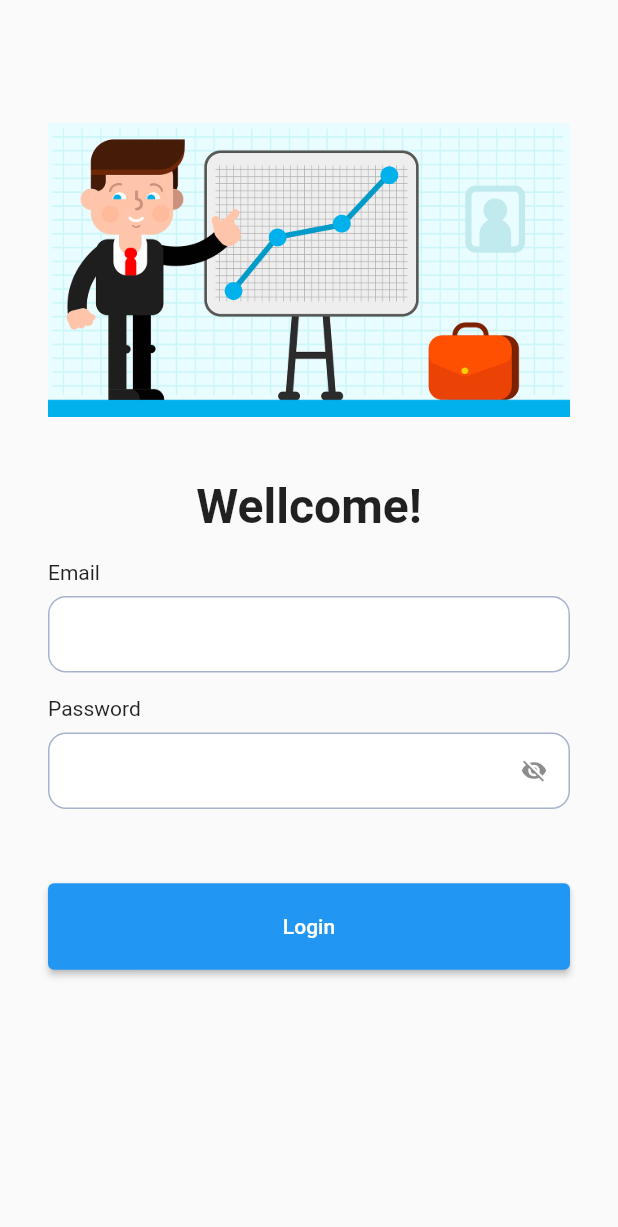
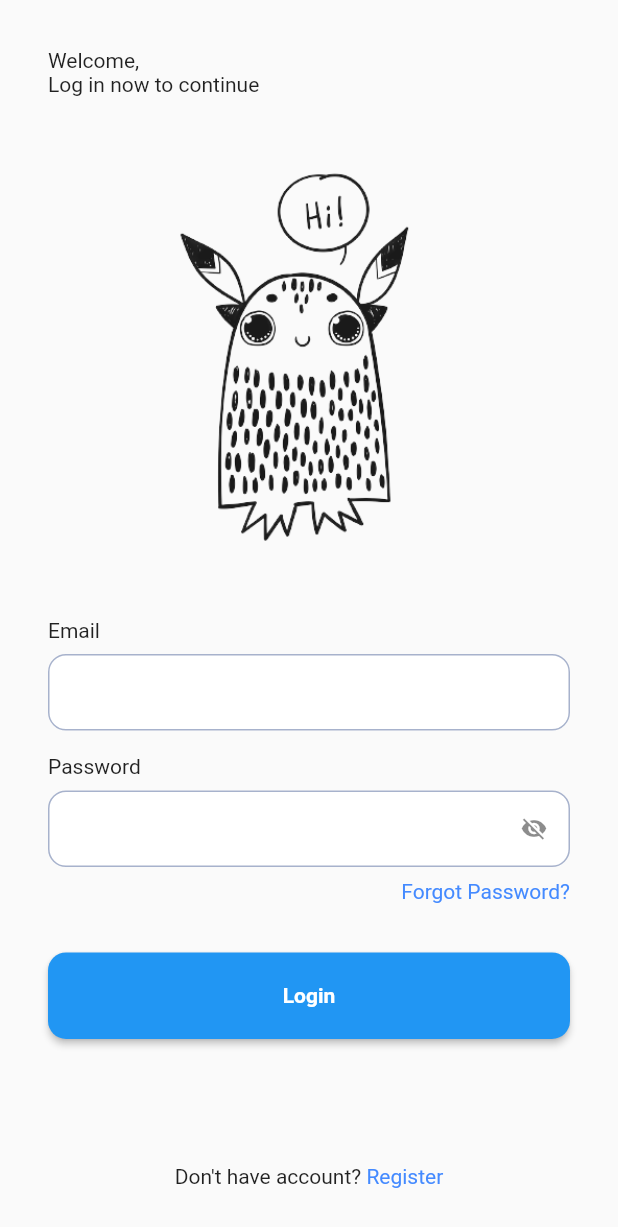
Before and after one commit to nugrohobayu/test_oct, a Flutter app: the screen it shows after launch, on a phone screen of 412 x 824 dp. Shown: the top 1227 px of the screen. Run offline on Flutter 3.47's test engine with Material 2 defaults, Android fonts, the light colour scheme and no system bars; missing offline and left inert: remove_emoji_input_formatter.

Commit message:
fix: login page

```diff
--- a/lib/login/login_view.dart
+++ b/lib/login/login_view.dart
@@ -15,35 +15,19 @@ class LoginView extends StatelessWidget {
         create: (context) => LoginViewModel(),
         builder: (context, child) {
           return Scaffold(
-            // appBar: AppBar(
-            //   title: const Text("Aplikasi October"),
-            //   centerTitle: true,
-            // ),
             body: Consumer<LoginViewModel>(builder: (context, provider, child) {
-              return SingleChildScrollView(
-                child: Padding(
+              return Padding(
                 padding: const EdgeInsets.symmetric(
-                      horizontal: 32.0, vertical: 16),
-                  child: Center(
+                  horizontal: 32,
+                  vertical: 32,
+                ),
                 child: Form(
                   key: provider.formKey,
                   child: Column(
+                    crossAxisAlignment: CrossAxisAlignment.start,
                     children: [
-                          SizedBox(
-                            height: queryData.size.height * 0.08,
-                          ),
-                          Image.asset("assets/images/dashboard-icon.png"),
-                          SizedBox(
-                            height: queryData.size.height * 0.05,
-                          ),
-                          const Text(
-                            "Wellcome!",
-                            style: TextStyle(
-                                fontSize: 32, fontWeight: FontWeight.w600),
-                          ),
-                          SizedBox(
-                            height: queryData.size.height * 0.02,
-                          ),
+                      const Text("Welcome,\nLog in now to continue"),
+                      Image.asset("assets/images/login-icon.png"),
                       TextFormComponent(
                         name: "Email",
                         keyboardType: TextInputType.emailAddress,
@@ -79,29 +63,66 @@ class LoginView extends StatelessWidget {
                           return null;
                         },
                       ),
+                      Row(
+                        mainAxisAlignment: MainAxisAlignment.end,
+                        children: [
+                          Padding(
+                            padding: const EdgeInsets.only(
+                              top: 8.0,
+                            ),
+                            child: GestureDetector(
+                              onTap: () {},
+                              child: const Text(
+                                "Forgot Password?",
+                                style: TextStyle(
+                                  color: Colors.blueAccent,
+                                ),
+                              ),
+                            ),
+                          ),
+                        ],
+                      ),
                       SizedBox(
-                            height: queryData.size.height * 0.06,
+                        height: queryData.size.height * 0.04,
                       ),
                       SizedBox(
                         width: queryData.size.width * 0.9,
                         height: queryData.size.height * 0.07,
                         child: ElevatedButton(
+                            style: ElevatedButton.styleFrom(
+                                shape: RoundedRectangleBorder(
+                              borderRadius: BorderRadius.circular(12),
+                            )),
                             onPressed: () {
-                                  if (provider.formKey.currentState!
-                                      .validate()) {
+                              if (provider.formKey.currentState!.validate()) {
                                 Navigator.push(
                                     context,
                                     MaterialPageRoute(
-                                          builder: (context) =>
-                                              const UserProfile(),
+                                      builder: (context) => const UserProfile(),
                                     ));
                               }
                             },
-                                child: const Text("Login")),
+                            child: const Text(
+                              "Login",
+                              style: TextStyle(
+                                fontWeight: FontWeight.w600,
+                                fontSize: 14,
+                              ),
+                            )),
+                      ),
+                      const Spacer(),
+                      const Center(
+                        child: Text.rich(
+                          TextSpan(text: "Don't have account?", children: [
+                            TextSpan(
+                                text: " Register",
+                                style: TextStyle(
+                                  color: Colors.blueAccent,
+                                ))
+                          ]),
+                        ),
                       )
                     ],
-                      ),
-                    ),
                   ),
                 ),
               );
--- a/pubspec.yaml
+++ b/pubspec.yaml
@@ -65,6 +65,7 @@ flutter:
   # To add assets to your application, add an assets section, like this:
   assets:
      - assets/images/dashboard-icon.png
+     - assets/images/login-icon.png
   #   - images/a_dot_ham.jpeg
 
   # An image asset can refer to one or more resolution-specific "variants", see
```
Also changed, not shown: assets/images/login-icon.png (added). Lines whose indentation alone changed are shown as unchanged.
